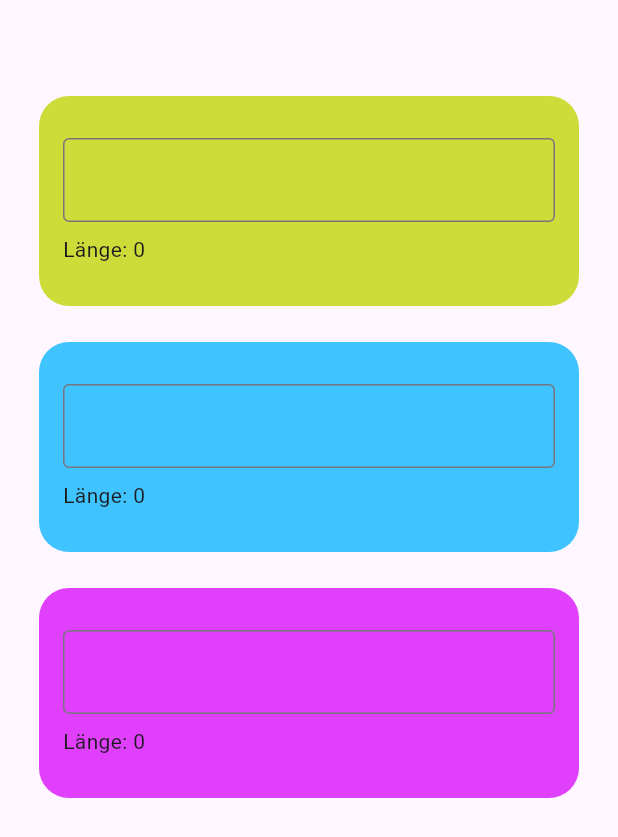
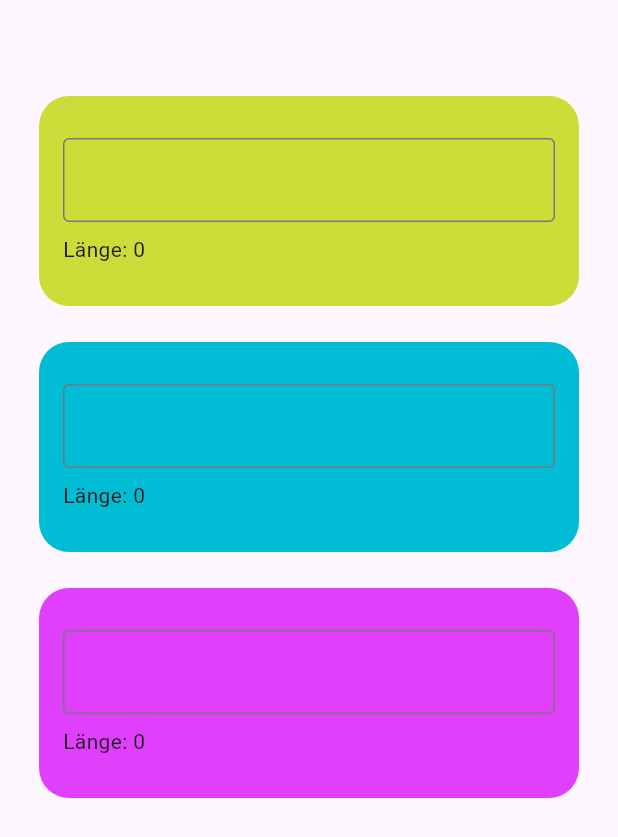
Before and after one commit to b0esche/callback_functions, a Flutter app: the screen it shows after launch, on a phone screen of 412 x 824 dp. Shown: the top 837 px of the screen. Run offline on Flutter 3.47's test engine with Material 3 defaults, Android fonts, the phone set to English and light mode, and no system bars.

Commit message:
color adjustments

```diff
--- a/lib/main_screen.dart
+++ b/lib/main_screen.dart
@@ -23,7 +23,7 @@ class _MainScreenState extends State<MainScreen> {
               onChanged: (text) => debugPrint("Box 1 Text: $text"),
             ),
             CounterBox(
-              color: Colors.lightBlueAccent,
+              color: Colors.cyan,
               onChanged: (text) => debugPrint("Box 2 Text: $text"),
             ),
             CounterBox(
```
